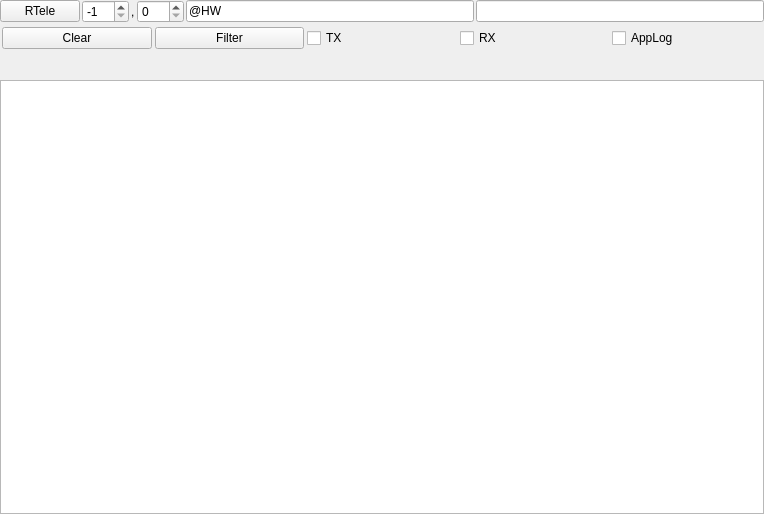
Above: Lib/AppWidgets/Agent_Cmd_Log_Form.ui from break11/AutoStorage before the change. Below: the same form after it.
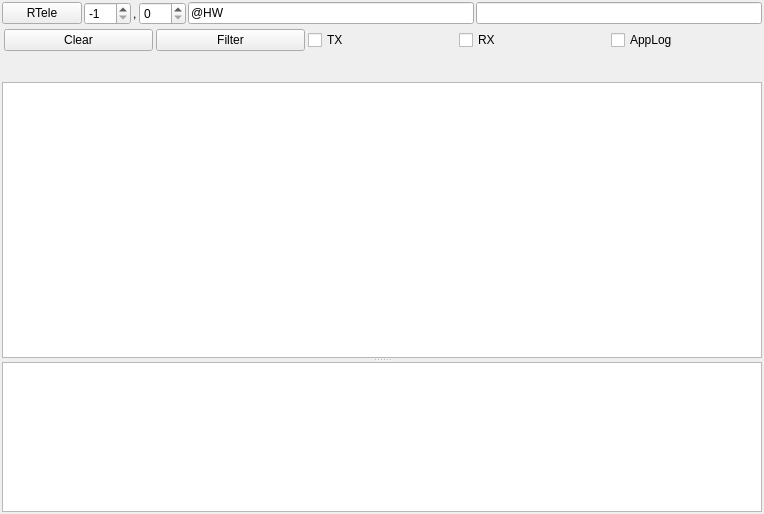
That is the form after the change.

The edit to the form file:
```diff
--- a/Lib/AppWidgets/Agent_Cmd_Log_Form.ui
+++ b/Lib/AppWidgets/Agent_Cmd_Log_Form.ui
@@ -18,16 +18,16 @@
     <number>2</number>
    </property>
    <property name="leftMargin">
-    <number>0</number>
+    <number>2</number>
    </property>
    <property name="topMargin">
-    <number>0</number>
+    <number>2</number>
    </property>
    <property name="rightMargin">
-    <number>0</number>
+    <number>2</number>
    </property>
    <property name="bottomMargin">
-    <number>0</number>
+    <number>2</number>
    </property>
    <item>
     <layout class="QHBoxLayout" name="horizontalLayout">
@@ -186,7 +186,20 @@
     </widget>
    </item>
    <item>
-    <widget class="QTextEdit" name="pteAgentLog"/>
+    <widget class="QSplitter" name="splitter">
+     <property name="orientation">
+      <enum>Qt::Vertical</enum>
+     </property>
+     <widget class="QTextEdit" name="teAgentFullLog"/>
+     <widget class="QTextEdit" name="teAgentErrorLog">
+      <property name="maximumSize">
+       <size>
+        <width>16777215</width>
+        <height>150</height>
+       </size>
+      </property>
+     </widget>
+    </widget>
    </item>
   </layout>
  </widget>
```
